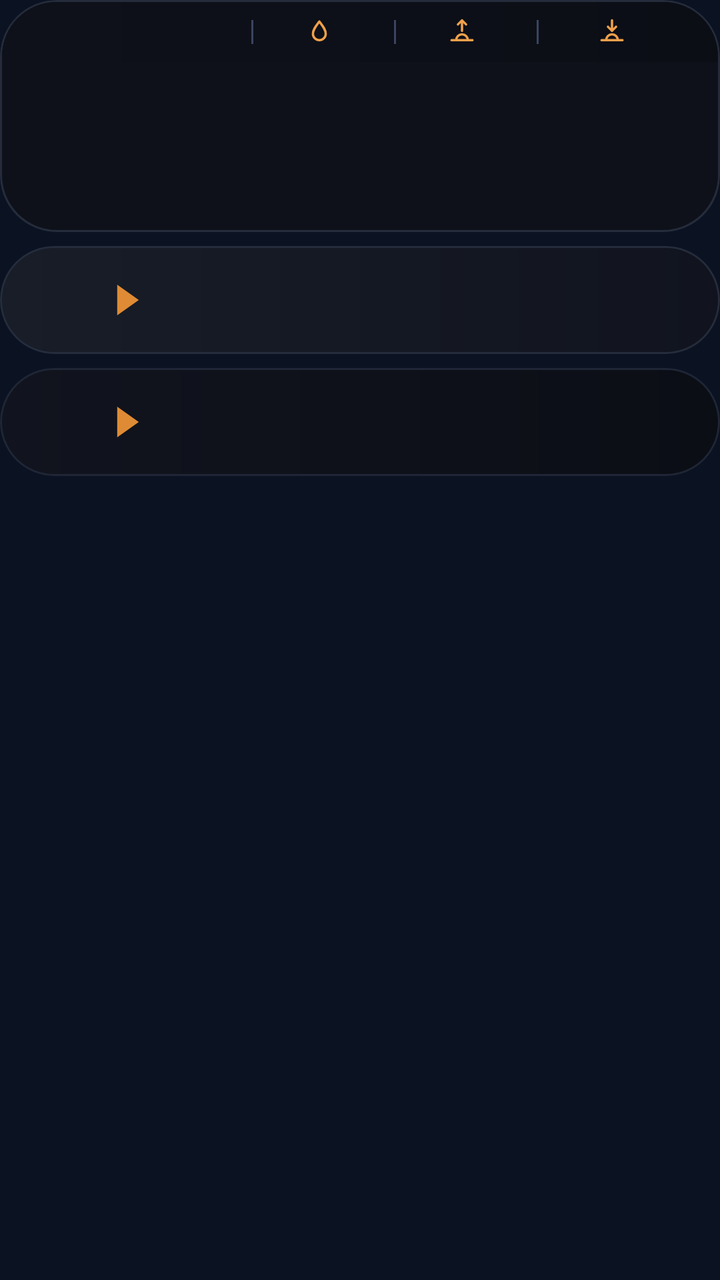
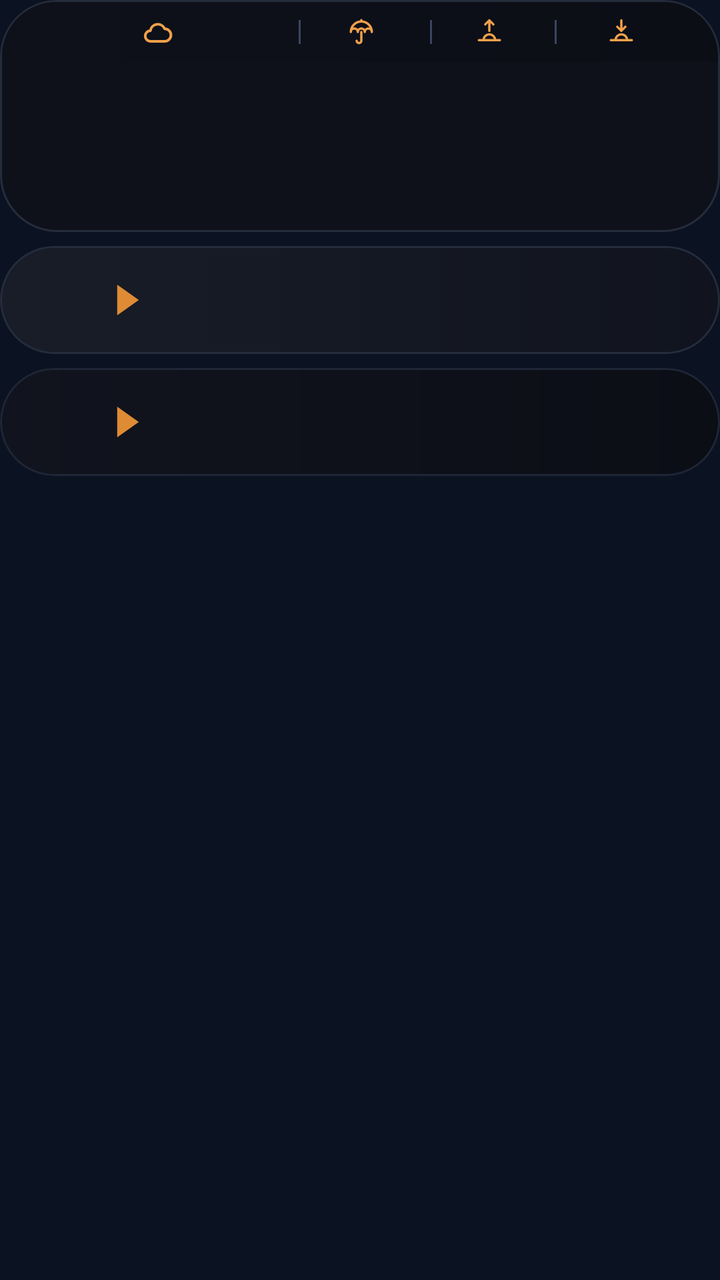

Compare the two renders of this Android layout. The source of the first and the diff that turns it into the second are given below.
<!-- AndroidManifest.xml: application theme AppTheme -->
<!-- res/layout/widget_k2.xml -->
<?xml version="1.0" encoding="utf-8"?>
<FrameLayout xmlns:android="http://schemas.android.com/apk/res/android"
    android:id="@+id/root"
    android:layout_width="match_parent"
    android:layout_height="match_parent"
    android:padding="0dp">

    <LinearLayout
        android:layout_width="match_parent"
        android:layout_height="wrap_content"
        android:orientation="vertical">
        <LinearLayout
            android:layout_width="match_parent"
            android:layout_height="wrap_content"
            android:background="@drawable/cur_clocks"
            android:clipToOutline="true"
            android:orientation="vertical"
            android:padding="1dp">
        <LinearLayout
            android:layout_width="match_parent"
            android:layout_height="30dp"
            android:orientation="horizontal"
            android:gravity="center"
            android:background="@drawable/cur_header_top"
            android:paddingStart="12dp"
            android:paddingEnd="12dp">
            <LinearLayout
                android:layout_width="0dp"
                android:layout_height="match_parent"
                android:layout_weight="1.6"
                android:gravity="center"
                android:orientation="horizontal">
                <ImageView
                    android:id="@+id/hdr_feels"
                    android:layout_width="wrap_content"
                    android:layout_height="18dp"
                    android:adjustViewBounds="true"
                    android:scaleType="fitCenter" />
            </LinearLayout>
            <ImageView
                android:id="@+id/sep0"
                android:layout_width="1dp"
                android:layout_height="12dp"
                android:src="@drawable/cur_sep"
                android:scaleType="fitXY" />
            <LinearLayout
                android:layout_width="0dp"
                android:layout_height="match_parent"
                android:layout_weight="1"
                android:gravity="center"
                android:orientation="horizontal">
                <ImageView
                    android:id="@+id/ic0"
                    android:layout_width="14dp"
                    android:layout_height="14dp"
                    android:src="@drawable/ic_drop"
                    android:scaleType="fitCenter" />
                <ImageView
                    android:id="@+id/hdr_hum"
                    android:layout_width="wrap_content"
                    android:layout_height="18dp"
                    android:adjustViewBounds="true"
                    android:layout_marginStart="4dp"
                    android:scaleType="fitCenter" />
            </LinearLayout>
            <ImageView
                android:id="@+id/sep1"
                android:layout_width="1dp"
                android:layout_height="12dp"
                android:src="@drawable/cur_sep"
                android:scaleType="fitXY" />
            <LinearLayout
                android:layout_width="0dp"
                android:layout_height="match_parent"
                android:layout_weight="1"
                android:gravity="center"
                android:orientation="horizontal">
                <ImageView
                    android:id="@+id/ic1"
                    android:layout_width="14dp"
                    android:layout_height="14dp"
                    android:src="@drawable/ic_sunrise"
                    android:scaleType="fitCenter" />
                <ImageView
                    android:id="@+id/hdr_rise"
                    android:layout_width="wrap_content"
                    android:layout_height="18dp"
                    android:adjustViewBounds="true"
                    android:layout_marginStart="4dp"
                    android:scaleType="fitCenter" />
            </LinearLayout>
            <ImageView
                android:id="@+id/sep2"
                android:layout_width="1dp"
                android:layout_height="12dp"
                android:src="@drawable/cur_sep"
                android:scaleType="fitXY" />
            <LinearLayout
                android:layout_width="0dp"
                android:layout_height="match_parent"
                android:layout_weight="1.1"
                android:gravity="center"
                android:orientation="horizontal">
                <ImageView
                    android:id="@+id/ic2"
                    android:layout_width="14dp"
                    android:layout_height="14dp"
                    android:src="@drawable/ic_sunset"
                    android:scaleType="fitCenter" />
                <ImageView
                    android:id="@+id/hdr_set"
                    android:layout_width="wrap_content"
                    android:layout_height="18dp"
                    android:adjustViewBounds="true"
                    android:layout_marginStart="4dp"
                    android:scaleType="fitCenter" />
            </LinearLayout>
        </LinearLayout>
        <LinearLayout
            android:layout_width="match_parent"
            android:layout_height="84dp"
            android:orientation="horizontal"
            android:padding="0dp">
            <FrameLayout
                android:layout_width="0dp"
                android:layout_height="match_parent"
                android:layout_weight="1">
                <LinearLayout
                    android:layout_width="match_parent"
                    android:layout_height="match_parent"
                    android:orientation="horizontal">
                    <ImageView
                        android:id="@+id/clk_bg_0a"
                        android:layout_width="28dp"
                        android:layout_height="match_parent"
                        android:scaleType="fitXY" />
                    <ImageView
                        android:id="@+id/clk_bg_0"
                        android:layout_width="0dp"
                        android:layout_height="match_parent"
                        android:layout_weight="1"
                        android:scaleType="fitXY" />
                </LinearLayout>
                <LinearLayout
                    android:layout_width="match_parent"
                    android:layout_height="match_parent"
                    android:orientation="vertical"
                    android:gravity="center"
                    android:paddingBottom="5dp"
                android:paddingStart="2dp"
                    android:paddingEnd="2dp">
                    <ImageView
                        android:id="@+id/clk_day_0"
                        android:layout_width="match_parent"
                        android:layout_height="16dp"
                        android:scaleType="fitCenter" />
                    <ImageView
                        android:id="@+id/clk_time_0"
                        android:layout_width="match_parent"
                        android:layout_height="30dp"
                        android:scaleType="fitCenter" />
                    <ImageView
                        android:id="@+id/clk_city_0"
                        android:layout_width="match_parent"
                        android:layout_height="16dp"
                        android:layout_marginTop="-3dp"
                        android:scaleType="fitCenter" />
                </LinearLayout>
            </FrameLayout>
            <FrameLayout
                android:layout_width="0dp"
                android:layout_height="match_parent"
                android:layout_weight="1">
                <ImageView
                    android:id="@+id/clk_bg_1"
                    android:layout_width="match_parent"
                    android:layout_height="match_parent"
                    android:scaleType="fitXY" />
                <LinearLayout
                    android:layout_width="match_parent"
                    android:layout_height="match_parent"
                    android:orientation="vertical"
                    android:gravity="center"
                    android:paddingBottom="5dp"
                android:paddingStart="2dp"
                    android:paddingEnd="2dp">
                    <ImageView
                        android:id="@+id/clk_day_1"
                        android:layout_width="match_parent"
                        android:layout_height="16dp"
                        android:scaleType="fitCenter" />
                    <ImageView
                        android:id="@+id/clk_time_1"
                        android:layout_width="match_parent"
                        android:layout_height="30dp"
                        android:scaleType="fitCenter" />
                    <ImageView
                        android:id="@+id/clk_city_1"
                        android:layout_width="match_parent"
                        android:layout_height="16dp"
                        android:layout_marginTop="-3dp"
                        android:scaleType="fitCenter" />
                </LinearLayout>
            </FrameLayout>
            <FrameLayout
                android:layout_width="0dp"
                android:layout_height="match_parent"
                android:layout_weight="1">
                <ImageView
                    android:id="@+id/clk_bg_2"
                    android:layout_width="match_parent"
                    android:layout_height="match_parent"
                    android:scaleType="fitXY" />
                <LinearLayout
                    android:layout_width="match_parent"
                    android:layout_height="match_parent"
                    android:orientation="vertical"
                    android:gravity="center"
                    android:paddingBottom="5dp"
                android:paddingStart="2dp"
                    android:paddingEnd="2dp">
                    <ImageView
                        android:id="@+id/clk_day_2"
                        android:layout_width="match_parent"
                        android:layout_height="16dp"
                        android:scaleType="fitCenter" />
                    <ImageView
                        android:id="@+id/clk_time_2"
                        android:layout_width="match_parent"
                        android:layout_height="30dp"
                        android:scaleType="fitCenter" />
                    <ImageView
                        android:id="@+id/clk_city_2"
                        android:layout_width="match_parent"
                        android:layout_height="16dp"
                        android:layout_marginTop="-3dp"
                        android:scaleType="fitCenter" />
                </LinearLayout>
            </FrameLayout>
            <FrameLayout
                android:layout_width="0dp"
                android:layout_height="match_parent"
                android:layout_weight="1">
                <LinearLayout
                    android:layout_width="match_parent"
                    android:layout_height="match_parent"
                    android:orientation="horizontal">
                    <ImageView
                        android:id="@+id/clk_bg_3"
                        android:layout_width="0dp"
                        android:layout_height="match_parent"
                        android:layout_weight="1"
                        android:scaleType="fitXY" />
                    <ImageView
                        android:id="@+id/clk_bg_3a"
                        android:layout_width="28dp"
                        android:layout_height="match_parent"
                        android:scaleType="fitXY" />
                </LinearLayout>
                <LinearLayout
                    android:layout_width="match_parent"
                    android:layout_height="match_parent"
                    android:orientation="vertical"
                    android:gravity="center"
                    android:paddingBottom="5dp"
                android:paddingStart="2dp"
                    android:paddingEnd="2dp">
                    <ImageView
                        android:id="@+id/clk_day_3"
                        android:layout_width="match_parent"
                        android:layout_height="16dp"
                        android:scaleType="fitCenter" />
                    <ImageView
                        android:id="@+id/clk_time_3"
                        android:layout_width="match_parent"
                        android:layout_height="30dp"
                        android:scaleType="fitCenter" />
                    <ImageView
                        android:id="@+id/clk_city_3"
                        android:layout_width="match_parent"
                        android:layout_height="16dp"
                        android:layout_marginTop="-3dp"
                        android:scaleType="fitCenter" />
                </LinearLayout>
            </FrameLayout>
        </LinearLayout>
        </LinearLayout>
        <FrameLayout
            android:layout_width="match_parent"
            android:layout_height="54dp"
            android:layout_marginTop="7dp"
            android:background="@drawable/cur_row_light"
            android:clipToOutline="true">
            
            <ImageView
                android:id="@+id/trend_0"
                android:layout_width="match_parent"
                android:layout_height="match_parent"
                android:padding="1dp"
                android:scaleType="fitXY" />
            <LinearLayout
                android:layout_width="match_parent"
                android:layout_height="match_parent"
                android:orientation="horizontal"
                android:gravity="center_vertical"
                android:paddingStart="14dp"
                android:paddingEnd="24dp">
                <LinearLayout
                    android:layout_width="wrap_content"
                    android:layout_height="wrap_content"
                    android:orientation="horizontal"
                    android:gravity="center_vertical">
                    <ImageView
                        android:id="@+id/fl_a_0"
                        android:layout_width="30dp"
                        android:layout_height="30dp"
                        android:scaleType="fitCenter" />
                    <ImageView
                        android:id="@+id/code_a_0"
                        android:layout_width="wrap_content"
                        android:layout_height="22dp"
                        android:adjustViewBounds="true"
                        android:layout_marginStart="6dp"
                        android:scaleType="fitStart" />
                    <ImageView
                        android:id="@+id/arrow_0"
                        android:layout_width="12dp"
                        android:layout_height="16dp"
                        android:src="@drawable/cur_arrow"
                        android:layout_marginStart="8dp"
                        android:layout_marginEnd="10dp"
                        android:scaleType="fitCenter" />
                    <ImageView
                        android:id="@+id/fl_b_0"
                        android:layout_width="30dp"
                        android:layout_height="30dp"
                        android:scaleType="fitCenter" />
                    <ImageView
                        android:id="@+id/code_b_0"
                        android:layout_width="wrap_content"
                        android:layout_height="22dp"
                        android:adjustViewBounds="true"
                        android:layout_marginStart="6dp"
                        android:scaleType="fitStart" />
                </LinearLayout>
                <FrameLayout
                    android:layout_width="0dp"
                    android:layout_height="1dp"
                    android:layout_weight="1" />
                <LinearLayout
                    android:layout_width="wrap_content"
                    android:layout_height="wrap_content"
                    android:orientation="vertical"
                    android:layout_marginStart="6dp">
                    <LinearLayout
                        android:layout_width="wrap_content"
                        android:layout_height="16dp"
                        android:orientation="horizontal"
                        android:gravity="center_vertical">
                        <ImageView
                            android:id="@+id/mkt_val_0"
                            android:layout_width="52dp"
                            android:layout_height="12dp"
                            android:scaleType="fitEnd" />
                        <ImageView
                            android:id="@+id/mkt_lbl_0"
                            android:layout_width="42dp"
                            android:layout_height="11dp"
                            android:layout_marginStart="8dp"
                            android:scaleType="fitStart" />
                    </LinearLayout>
                    <LinearLayout
                        android:layout_width="wrap_content"
                        android:layout_height="16dp"
                        android:orientation="horizontal"
                        android:gravity="center_vertical"
                        android:layout_marginTop="2dp">
                        <ImageView
                            android:id="@+id/visa_val_0"
                            android:layout_width="52dp"
                            android:layout_height="12dp"
                            android:scaleType="fitEnd" />
                        <ImageView
                            android:id="@+id/visa_logo_0"
                            android:layout_width="42dp"
                            android:layout_height="16dp"
                            android:layout_marginStart="8dp"
                            android:scaleType="fitStart" />
                    </LinearLayout>
                </LinearLayout>
            </LinearLayout>
        </FrameLayout>
        <FrameLayout
            android:layout_width="match_parent"
            android:layout_height="54dp"
            android:layout_marginTop="7dp"
            android:background="@drawable/cur_row_dark"
            android:clipToOutline="true">
            
            <ImageView
                android:id="@+id/trend_1"
                android:layout_width="match_parent"
                android:layout_height="match_parent"
                android:padding="1dp"
                android:scaleType="fitXY" />
            <LinearLayout
                android:layout_width="match_parent"
                android:layout_height="match_parent"
                android:orientation="horizontal"
                android:gravity="center_vertical"
                android:paddingStart="14dp"
                android:paddingEnd="24dp">
                <LinearLayout
                    android:layout_width="wrap_content"
                    android:layout_height="wrap_content"
                    android:orientation="horizontal"
                    android:gravity="center_vertical">
                    <ImageView
                        android:id="@+id/fl_a_1"
                        android:layout_width="30dp"
                        android:layout_height="30dp"
                        android:scaleType="fitCenter" />
                    <ImageView
                        android:id="@+id/code_a_1"
                        android:layout_width="wrap_content"
                        android:layout_height="22dp"
                        android:adjustViewBounds="true"
                        android:layout_marginStart="6dp"
                        android:scaleType="fitStart" />
                    <ImageView
                        android:id="@+id/arrow_1"
                        android:layout_width="12dp"
                        android:layout_height="16dp"
                        android:src="@drawable/cur_arrow"
                        android:layout_marginStart="8dp"
                        android:layout_marginEnd="10dp"
                        android:scaleType="fitCenter" />
                    <ImageView
                        android:id="@+id/fl_b_1"
                        android:layout_width="30dp"
                        android:layout_height="30dp"
                        android:scaleType="fitCenter" />
                    <ImageView
                        android:id="@+id/code_b_1"
                        android:layout_width="wrap_content"
                        android:layout_height="22dp"
                        android:adjustViewBounds="true"
                        android:layout_marginStart="6dp"
                        android:scaleType="fitStart" />
                </LinearLayout>
                <FrameLayout
                    android:layout_width="0dp"
                    android:layout_height="1dp"
                    android:layout_weight="1" />
                <LinearLayout
                    android:layout_width="wrap_content"
                    android:layout_height="wrap_content"
                    android:orientation="vertical"
                    android:layout_marginStart="6dp">
                    <LinearLayout
                        android:layout_width="wrap_content"
                        android:layout_height="16dp"
                        android:orientation="horizontal"
                        android:gravity="center_vertical">
                        <ImageView
                            android:id="@+id/mkt_val_1"
                            android:layout_width="52dp"
                            android:layout_height="12dp"
                            android:scaleType="fitEnd" />
                        <ImageView
                            android:id="@+id/mkt_lbl_1"
                            android:layout_width="42dp"
                            android:layout_height="11dp"
                            android:layout_marginStart="8dp"
                            android:scaleType="fitStart" />
                    </LinearLayout>
                    <LinearLayout
                        android:layout_width="wrap_content"
                        android:layout_height="16dp"
                        android:orientation="horizontal"
                        android:gravity="center_vertical"
                        android:layout_marginTop="2dp">
                        <ImageView
                            android:id="@+id/visa_val_1"
                            android:layout_width="52dp"
                            android:layout_height="12dp"
                            android:scaleType="fitEnd" />
                        <ImageView
                            android:id="@+id/visa_logo_1"
                            android:layout_width="42dp"
                            android:layout_height="16dp"
                            android:layout_marginStart="8dp"
                            android:scaleType="fitStart" />
                    </LinearLayout>
                </LinearLayout>
            </LinearLayout>
        </FrameLayout>
    </LinearLayout>
</FrameLayout>
<!-- resources referenced by this layout -->
<resources>
  <!-- drawable cur_arrow (drawable) -->
  <?xml version="1.0" encoding="utf-8"?>
  <vector xmlns:android="http://schemas.android.com/apk/res/android" android:width="20dp" android:height="26dp" android:viewportWidth="20" android:viewportHeight="26">
      <path android:fillColor="#FFDF8B35" android:pathData="M1,0L1,26L19,13Z" />
  </vector>
  <!-- drawable cur_clocks (drawable) -->
  <?xml version="1.0" encoding="utf-8"?>
  <shape xmlns:android="http://schemas.android.com/apk/res/android" android:shape="rectangle">
      <gradient android:angle="0" android:startColor="#FF0E111A" android:endColor="#FF0E111A" />
      <stroke android:width="1dp" android:color="#FF252C3C" />
      <corners android:radius="@dimen/widget_radius" />
  </shape>
  <!-- drawable cur_header_top (drawable) -->
  <?xml version="1.0" encoding="utf-8"?>
  <shape xmlns:android="http://schemas.android.com/apk/res/android" android:shape="rectangle">
      <gradient android:angle="0" android:startColor="#FF0E111A" android:endColor="#FF0B0E15" />
      <corners android:topLeftRadius="@dimen/widget_radius_inner" android:topRightRadius="@dimen/widget_radius_inner" />
  </shape>
  <!-- drawable cur_row_dark (drawable) -->
  <?xml version="1.0" encoding="utf-8"?>
  <shape xmlns:android="http://schemas.android.com/apk/res/android" android:shape="rectangle">
      <gradient android:angle="0" android:startColor="#FF11141E" android:endColor="#FF0B0E15" />
      <stroke android:width="1dp" android:color="#FF1F2636" />
      <corners android:radius="@dimen/widget_radius" />
  </shape>
  <!-- drawable cur_row_light (drawable) -->
  <?xml version="1.0" encoding="utf-8"?>
  <shape xmlns:android="http://schemas.android.com/apk/res/android" android:shape="rectangle">
      <gradient android:angle="0" android:startColor="#FF181D28" android:endColor="#FF11141E" />
      <stroke android:width="1dp" android:color="#FF252C3C" />
      <corners android:radius="@dimen/widget_radius" />
  </shape>
  <!-- drawable cur_sep (drawable) -->
  <?xml version="1.0" encoding="utf-8"?>
  <shape xmlns:android="http://schemas.android.com/apk/res/android" android:shape="rectangle"><solid android:color="#FF3A4560" /></shape>
  <!-- drawable ic_drop (drawable) -->
  <?xml version="1.0" encoding="utf-8"?>
  <vector xmlns:android="http://schemas.android.com/apk/res/android" android:width="24dp" android:height="24dp" android:viewportWidth="24" android:viewportHeight="24">
      <path android:strokeColor="#FFF0A04B" android:strokeWidth="2" android:strokeLineJoin="round" android:fillColor="#00000000"
          android:pathData="M12,3C15,7 17.5,10 17.5,13.5A5.5,5.5 0,0 1,6.5 13.5C6.5,10 9,7 12,3Z" />
  </vector>
  <style name="AppTheme" parent="@android:style/Theme.DeviceDefault.NoActionBar">
          <item name="android:colorAccent">#DF8B35</item>
          <item name="android:colorControlActivated">#DF8B35</item>
          <item name="android:windowBackground">#0B1322</item>
          <item name="android:statusBarColor">#0E111A</item>
          <item name="android:navigationBarColor">#0B1322</item>
          <item name="android:textColorHint">#718096</item>
      </style>
  <dimen name="widget_radius">28dp</dimen>
  <dimen name="widget_radius_inner">27dp</dimen>
  <!-- unchanged entries left out for length: 2 -->
</resources>

<!-- the commit's change to res/layout/widget_k2.xml (unified diff, before → after) -->
@@ -27,14 +27,21 @@
             <LinearLayout
                 android:layout_width="0dp"
                 android:layout_height="match_parent"
-                android:layout_weight="1.6"
+                android:layout_weight="2.0"
                 android:gravity="center"
                 android:orientation="horizontal">
                 <ImageView
-                    android:id="@+id/hdr_feels"
+                    android:id="@+id/hdr_wx"
+                    android:layout_width="16dp"
+                    android:layout_height="16dp"
+                    android:src="@drawable/wx_cloud"
+                    android:scaleType="fitCenter" />
+                <ImageView
+                    android:id="@+id/hdr_temp"
                     android:layout_width="wrap_content"
                     android:layout_height="18dp"
                     android:adjustViewBounds="true"
+                    android:layout_marginStart="5dp"
                     android:scaleType="fitCenter" />
             </LinearLayout>
             <ImageView
@@ -46,17 +53,17 @@
             <LinearLayout
                 android:layout_width="0dp"
                 android:layout_height="match_parent"
-                android:layout_weight="1"
+                android:layout_weight="0.95"
                 android:gravity="center"
                 android:orientation="horizontal">
                 <ImageView
                     android:id="@+id/ic0"
                     android:layout_width="14dp"
                     android:layout_height="14dp"
-                    android:src="@drawable/ic_drop"
-                    android:scaleType="fitCenter" />
-                <ImageView
-                    android:id="@+id/hdr_hum"
+                    android:src="@drawable/ic_umbrella"
+                    android:scaleType="fitCenter" />
+                <ImageView
+                    android:id="@+id/hdr_rain"
                     android:layout_width="wrap_content"
                     android:layout_height="18dp"
                     android:adjustViewBounds="true"
@@ -72,7 +79,7 @@
             <LinearLayout
                 android:layout_width="0dp"
                 android:layout_height="match_parent"
-                android:layout_weight="1"
+                android:layout_weight="0.9"
                 android:gravity="center"
                 android:orientation="horizontal">
                 <ImageView
@@ -98,7 +105,7 @@
             <LinearLayout
                 android:layout_width="0dp"
                 android:layout_height="match_parent"
-                android:layout_weight="1.1"
+                android:layout_weight="1.0"
                 android:gravity="center"
                 android:orientation="horizontal">
                 <ImageView
<!-- resource entries referenced after the edit -->
@@ -35,11 +35,17 @@
   <!-- drawable cur_sep (drawable) -->
   <?xml version="1.0" encoding="utf-8"?>
   <shape xmlns:android="http://schemas.android.com/apk/res/android" android:shape="rectangle"><solid android:color="#FF3A4560" /></shape>
-  <!-- drawable ic_drop (drawable) -->
+  <!-- drawable ic_umbrella (drawable) -->
   <?xml version="1.0" encoding="utf-8"?>
   <vector xmlns:android="http://schemas.android.com/apk/res/android" android:width="24dp" android:height="24dp" android:viewportWidth="24" android:viewportHeight="24">
-      <path android:strokeColor="#FFF0A04B" android:strokeWidth="2" android:strokeLineJoin="round" android:fillColor="#00000000"
-          android:pathData="M12,3C15,7 17.5,10 17.5,13.5A5.5,5.5 0,0 1,6.5 13.5C6.5,10 9,7 12,3Z" />
+      <path android:strokeColor="#FFF0A04B" android:strokeWidth="2" android:strokeLineCap="round" android:strokeLineJoin="round" android:fillColor="#00000000"
+          android:pathData="M3,12A9,9 0,0 1,21 12A3,3 0,0 0,15 12A3,3 0,0 0,9 12A3,3 0,0 0,3 12ZM12,3L12,1.8M12,12L12,19.5A2,2 0,0 1,8 19.5" />
+  </vector>
+  <!-- drawable wx_cloud (drawable) -->
+  <?xml version="1.0" encoding="utf-8"?>
+  <vector xmlns:android="http://schemas.android.com/apk/res/android" android:width="24dp" android:height="24dp" android:viewportWidth="24" android:viewportHeight="24">
+      <path android:strokeColor="#FFF0A04B" android:strokeWidth="2" android:strokeLineCap="round" android:strokeLineJoin="round" android:fillColor="#00000000"
+          android:pathData="M7,19A4,4 0,0 1,6.8 11A5.6,5.6 0,0 1,17.5 9.6A4.7,4.7 0,0 1,17.5 19Z" />
   </vector>
   <style name="AppTheme" parent="@android:style/Theme.DeviceDefault.NoActionBar">
           <item name="android:colorAccent">#DF8B35</item>
